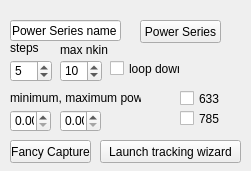
eoinell/NP_ee306, file mine/Lab_5/setup_gui.ui: the form before one commit.
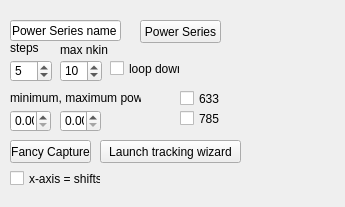
The form after the commit.

What changed in the file:
```diff
--- a/mine/Lab_5/setup_gui.ui
+++ b/mine/Lab_5/setup_gui.ui
@@ -6,8 +6,8 @@
    <rect>
     <x>0</x>
     <y>0</y>
-    <width>251</width>
-    <height>171</height>
+    <width>345</width>
+    <height>207</height>
    </rect>
   </property>
   <property name="windowTitle">
@@ -195,6 +195,22 @@
     <string>Fancy Capture</string>
    </property>
   </widget>
+  <widget class="QCheckBox" name="use_shifts_checkBox">
+   <property name="geometry">
+    <rect>
+     <x>10</x>
+     <y>170</y>
+     <width>91</width>
+     <height>17</height>
+    </rect>
+   </property>
+   <property name="text">
+    <string>x-axis = shifts</string>
+   </property>
+   <property name="checked">
+    <bool>false</bool>
+   </property>
+  </widget>
   <zorder>label_6</zorder>
   <zorder>pushButton_Power_Series</zorder>
   <zorder>lineEdit_Power_Series_Name</zorder>
```
Left out of the diff: 1 changed line with no effect on the pictures.
